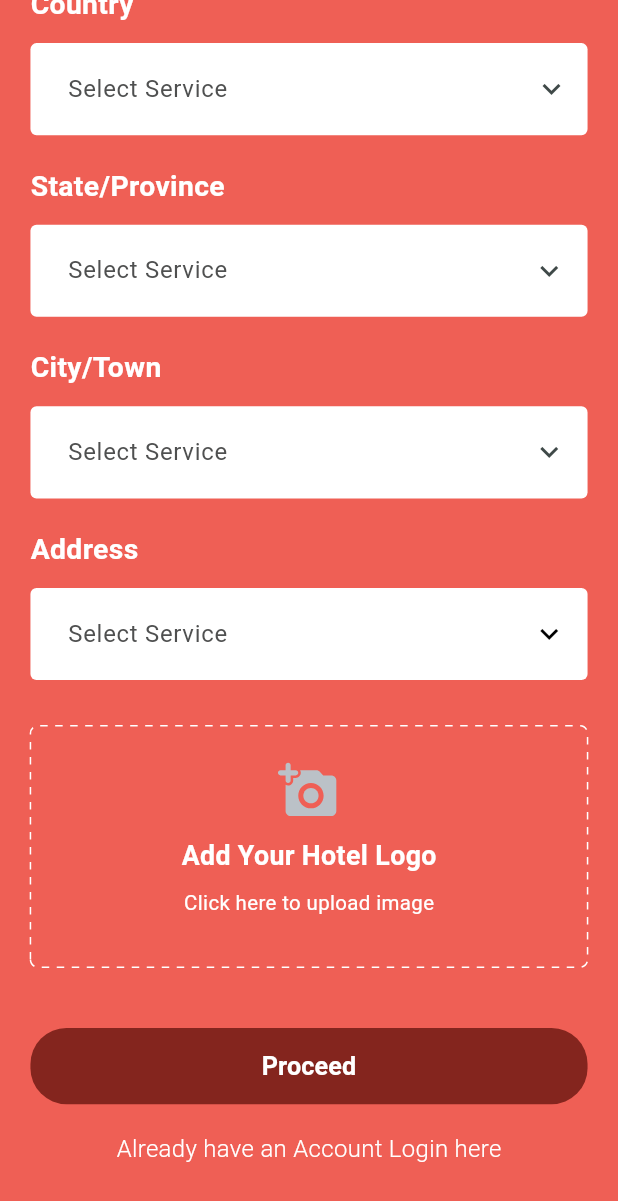
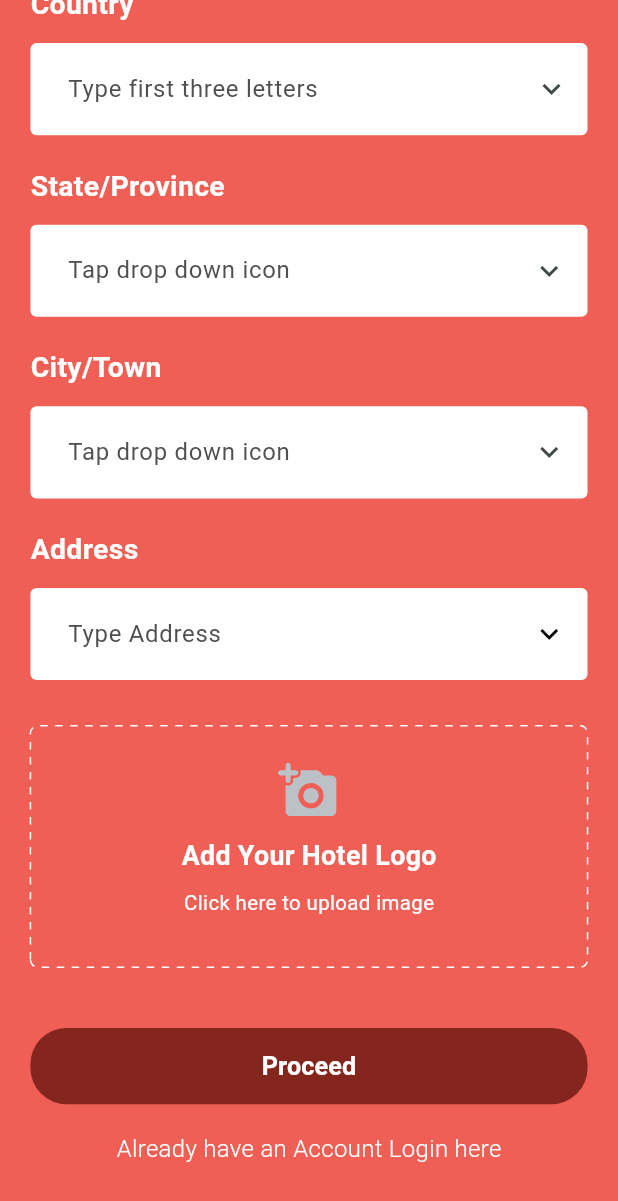
Before and after one commit to Shiido1/roomstatus, a Flutter app: the CreateAccountScreen screen opened by its route, scrolled down 377 dp, on a phone screen of 412 x 824 dp. Shown: the top 1201 px of the screen. Run offline on Flutter 3.47's test engine with Material 3 defaults, Android fonts, the phone set to English and light mode, and no system bars; drawn by our look-alikes of dotted_border; our stand-ins replace another_flushbar, dio, flutter_image_compress, flutter_screenutil, flutter_spinkit, flutter_svg and 13 more; missing offline and left inert: scroll_loop_auto_scroll; accounts and stored records are empty; generated files the repository leaves out were written again; network calls fail.

Commit message:
commit to ben

```diff
--- a/lib/core/connect_end/view_model/sales_view_model.dart
+++ b/lib/core/connect_end/view_model/sales_view_model.dart
@@ -1094,7 +1094,7 @@ class SalesViewModel extends BaseViewModel {
                                 children: [
                                   TextFormWidget(
                                     hint: 'Customer Type',
-                                    label: 'Select Service',
+                                    label: '',
                                     hintColor: AppColor.white,
                                     labelStyle: TextStyle(
                                         fontWeight: FontWeight.w400,
@@ -1169,7 +1169,7 @@ class SalesViewModel extends BaseViewModel {
                                                 children: [
                                                   TextFormWidget(
                                                     hint: 'Select Room',
-                                                    label: 'Select Service',
+                                                    label: '',
                                                     hintColor: AppColor.white,
                                                     labelStyle: TextStyle(
                                                         fontWeight:
@@ -1271,7 +1271,7 @@ class SalesViewModel extends BaseViewModel {
                                           children: [
                                             TextFormWidget(
                                               hint: 'Mode of Payment',
-                                              label: 'Select Service',
+                                              label: '',
                                               hintColor: AppColor.white,
                                               labelStyle: TextStyle(
                                                   fontWeight: FontWeight.w400,
@@ -1358,7 +1358,7 @@ class SalesViewModel extends BaseViewModel {
                                   ),
                                   TextFormWidget(
                                     hint: 'Total Price',
-                                    label: 'Select Service',
+                                    label: '',
                                     hintColor: AppColor.white,
                                     keyboardType: TextInputType.number,
                                     labelStyle: TextStyle(
--- a/lib/ui/screens/authentication/create_account/create_account_screen.dart
+++ b/lib/ui/screens/authentication/create_account/create_account_screen.dart
@@ -126,7 +126,7 @@ class _CreateAccountScreenState extends State<CreateAccountScreen> {
                       ),
                       TextFormWidget(
                         hint: 'Hotel Name',
-                        label: 'Select Service',
+                        label: '',
                         hintColor: AppColor.white,
                         labelStyle: TextStyle(
                             fontWeight: FontWeight.w400,
@@ -142,7 +142,7 @@ class _CreateAccountScreenState extends State<CreateAccountScreen> {
                       ),
                       TextFormWidget(
                         hint: 'Country',
-                        label: 'Select Service',
+                        label: 'Type first three letters',
                         hintColor: AppColor.white,
                         labelStyle: TextStyle(
                             fontWeight: FontWeight.w400,
@@ -270,7 +270,7 @@ class _CreateAccountScreenState extends State<CreateAccountScreen> {
                       ),
                       TextFormWidget(
                         hint: 'State/Province',
-                        label: 'Select Service',
+                        label: 'Tap drop down icon',
                         hintColor: AppColor.white,
                         labelStyle: TextStyle(
                             fontWeight: FontWeight.w400,
@@ -396,7 +396,7 @@ class _CreateAccountScreenState extends State<CreateAccountScreen> {
                       ),
                       TextFormWidget(
                         hint: 'City/Town',
-                        label: 'Select Service',
+                        label: 'Tap drop down icon',
                         hintColor: AppColor.white,
                         labelStyle: TextStyle(
                             fontWeight: FontWeight.w400,
@@ -520,7 +520,7 @@ class _CreateAccountScreenState extends State<CreateAccountScreen> {
                       ),
                       TextFormWidget(
                         hint: 'Address',
-                        label: 'Select Service',
+                        label: 'Type Address',
                         hintColor: AppColor.white,
                         labelStyle: TextStyle(
                             fontWeight: FontWeight.w400,
--- a/lib/ui/screens/authentication/create_account/create_account_second_screen.dart
+++ b/lib/ui/screens/authentication/create_account/create_account_second_screen.dart
@@ -101,7 +101,6 @@ class CreateAccountSecondScreen extends StatelessWidget
                       ),
                       TextFormWidget(
                         hint: 'First Name',
-                        label: 'Select Service',
                         hintColor: AppColor.white,
                         labelStyle: TextStyle(
                             fontWeight: FontWeight.w400,
@@ -117,7 +116,6 @@ class CreateAccountSecondScreen extends StatelessWidget
                       ),
                       TextFormWidget(
                         hint: 'Last Name',
-                        label: 'Select Service',
                         hintColor: AppColor.white,
                         labelStyle: TextStyle(
                             fontWeight: FontWeight.w400,
@@ -133,7 +131,6 @@ class CreateAccountSecondScreen extends StatelessWidget
                       ),
                       TextFormWidget(
                         hint: 'Telephone',
-                        label: 'Select Service',
                         hintColor: AppColor.white,
                         keyboardType: TextInputType.number,
                         labelStyle: TextStyle(
@@ -150,7 +147,6 @@ class CreateAccountSecondScreen extends StatelessWidget
                       ),
                       TextFormWidget(
                         hint: 'Email Address',
-                        label: 'Select Service',
                         hintColor: AppColor.white,
                         labelStyle: TextStyle(
                             fontWeight: FontWeight.w400,
@@ -166,7 +162,6 @@ class CreateAccountSecondScreen extends StatelessWidget
                       ),
                       TextFormWidget(
                           hint: 'Password',
-                          label: 'Select Service',
                           hintColor: AppColor.white,
                           labelStyle: TextStyle(
                               fontWeight: FontWeight.w400,
@@ -187,7 +182,6 @@ class CreateAccountSecondScreen extends StatelessWidget
                       ),
                       TextFormWidget(
                         hint: 'Confirm Password',
-                        label: 'Select Service',
                         hintColor: AppColor.white,
                         labelStyle: TextStyle(
                             fontWeight: FontWeight.w400,
--- a/lib/ui/screens/authentication/login/user_login_screen.dart
+++ b/lib/ui/screens/authentication/login/user_login_screen.dart
@@ -74,7 +74,7 @@ class _UserLoginScreenState extends State<UserLoginScreen> {
                       TextFormWidget(
                         hint: 'Hotel Code',
                         hintColor: AppColor.white,
-                        label: 'Select service',
+                        label: '',
                         labelStyle: TextStyle(
                             fontWeight: FontWeight.w400,
                             fontSize: 15.2.sp,
--- a/lib/ui/screens/dashboard/add_booking/add_booking_screen.dart
+++ b/lib/ui/screens/dashboard/add_booking/add_booking_screen.dart
@@ -234,7 +234,7 @@ class _AddBookingScreenState extends State<AddBookingScreen> {
                             ),
                             TextFormWidget(
                               hint: 'Discount (%)',
-                              label: 'Select Service',
+                              label: '',
                               keyboardType: TextInputType.number,
                               labelStyle: TextStyle(
                                   fontWeight: FontWeight.w400,
@@ -397,7 +397,7 @@ class _AddBookingScreenState extends State<AddBookingScreen> {
                             ),
                             TextFormWidget(
                               hint: 'Amount Paid',
-                              label: 'Select Service',
+                              label: '',
                               labelStyle: TextStyle(
                                   fontWeight: FontWeight.w400,
                                   fontSize: 15.2.sp,
@@ -414,7 +414,7 @@ class _AddBookingScreenState extends State<AddBookingScreen> {
                               children: [
                                 TextFormWidget(
                                   hint: 'Mode of Payment',
-                                  label: 'Select Service',
+                                  label: '',
                                   labelStyle: TextStyle(
                                       fontWeight: FontWeight.w400,
                                       fontSize: 15.2.sp,
--- a/lib/ui/screens/dashboard/add_booking/add_booking_second_screen.dart
+++ b/lib/ui/screens/dashboard/add_booking/add_booking_second_screen.dart
@@ -260,7 +260,7 @@ class _AddBookingSecondScreenState extends State<AddBookingSecondScreen> {
                             ),
                             TextFormWidget(
                               hint: 'First Name',
-                              label: 'Select service',
+                              label: '',
                               labelStyle: TextStyle(
                                   fontWeight: FontWeight.w400,
                                   fontSize: 15.2.sp,
@@ -275,7 +275,7 @@ class _AddBookingSecondScreenState extends State<AddBookingSecondScreen> {
                             ),
                             TextFormWidget(
                               hint: 'Last Name',
-                              label: 'Select service',
+                              label: '',
                               labelStyle: TextStyle(
                                   fontWeight: FontWeight.w400,
                                   fontSize: 15.2.sp,
@@ -290,7 +290,7 @@ class _AddBookingSecondScreenState extends State<AddBookingSecondScreen> {
                             ),
                             TextFormWidget(
                               hint: 'Telephone',
-                              label: 'Select Service',
+                              label: '',
                               labelStyle: TextStyle(
                                   fontWeight: FontWeight.w400,
                                   fontSize: 15.2.sp,
@@ -306,7 +306,7 @@ class _AddBookingSecondScreenState extends State<AddBookingSecondScreen> {
                             ),
                             TextFormWidget(
                               hint: 'Email Address',
-                              label: 'Select Service',
+                              label: '',
                               labelStyle: TextStyle(
                                   fontWeight: FontWeight.w400,
                                   fontSize: 15.2.sp,
@@ -321,7 +321,7 @@ class _AddBookingSecondScreenState extends State<AddBookingSecondScreen> {
                             ),
                             TextFormWidget(
                               hint: 'Customer\'s ID',
-                              label: 'Select Service',
+                              label: '',
                               labelStyle: TextStyle(
                                   fontWeight: FontWeight.w400,
                                   fontSize: 15.2.sp,
@@ -383,7 +383,7 @@ class _AddBookingSecondScreenState extends State<AddBookingSecondScreen> {
                             ),
                             TextFormWidget(
                               hint: 'ID Card Number',
-                              label: 'Select Service',
+                              label: '',
                               labelStyle: TextStyle(
                                   fontWeight: FontWeight.w400,
                                   fontSize: 15.2.sp,
@@ -398,7 +398,7 @@ class _AddBookingSecondScreenState extends State<AddBookingSecondScreen> {
                             ),
                             TextFormWidget(
                               hint: 'Customer\'s Gender',
-                              label: 'Select Service',
+                              label: '',
                               labelStyle: TextStyle(
                                   fontWeight: FontWeight.w400,
                                   fontSize: 15.2.sp,
@@ -459,7 +459,7 @@ class _AddBookingSecondScreenState extends State<AddBookingSecondScreen> {
                             ),
                             TextFormWidget(
                               hint: 'State',
-                              label: 'Select Service',
+                              label: '',
                               labelStyle: TextStyle(
                                   fontWeight: FontWeight.w400,
                                   fontSize: 15.2.sp,
@@ -526,7 +526,7 @@ class _AddBookingSecondScreenState extends State<AddBookingSecondScreen> {
                             ),
                             TextFormWidget(
                               hint: 'City Town',
-                              label: 'Select Service',
+                              label: '',
                               labelStyle: TextStyle(
                                   fontWeight: FontWeight.w400,
                                   fontSize: 15.2.sp,
@@ -599,7 +599,7 @@ class _AddBookingSecondScreenState extends State<AddBookingSecondScreen> {
                             ),
                             TextFormWidget(
                               hint: 'Address',
-                              label: 'Select Service',
+                              label: '',
                               labelStyle: TextStyle(
                                   fontWeight: FontWeight.w400,
                                   fontSize: 15.2.sp,
@@ -614,7 +614,7 @@ class _AddBookingSecondScreenState extends State<AddBookingSecondScreen> {
                             ),
                             TextFormWidget(
                               hint: 'If Credit Customer, select Company',
-                              label: 'Select Service',
+                              label: '',
                               labelStyle: TextStyle(
                                   fontWeight: FontWeight.w400,
                                   fontSize: 15.2.sp,
--- a/lib/ui/screens/dashboard/pos/add_sales/add_sales_screen.dart
+++ b/lib/ui/screens/dashboard/pos/add_sales/add_sales_screen.dart
@@ -256,7 +256,7 @@ class _AddSalesScreenState extends State<AddSalesScreen> {
                             children: [
                               TextFormWidget(
                                 hint: 'Customer Type',
-                                label: 'Select Service',
+                                label: '',
                                 hintColor: AppColor.white,
                                 labelStyle: TextStyle(
                                     fontWeight: FontWeight.w400,
@@ -328,7 +328,7 @@ class _AddSalesScreenState extends State<AddSalesScreen> {
                                               ),
                                               TextFormWidget(
                                                 hint: 'Select Room',
-                                                label: 'Select Service',
+                                                label: '',
                                                 hintColor: AppColor.white,
                                                 labelStyle: TextStyle(
                                                     fontWeight: FontWeight.w400,
@@ -420,7 +420,7 @@ class _AddSalesScreenState extends State<AddSalesScreen> {
                                       children: [
                                         TextFormWidget(
                                           hint: 'Mode of Payment',
-                                          label: 'Select Service',
+                                          label: '',
                                           hintColor: AppColor.white,
                                           labelStyle: TextStyle(
                                               fontWeight: FontWeight.w400,
@@ -498,7 +498,7 @@ class _AddSalesScreenState extends State<AddSalesScreen> {
                               ),
                               TextFormWidget(
                                 hint: 'Discount (%)',
-                                label: 'Select Service',
+                                label: '',
                                 hintColor: AppColor.white,
                                 keyboardType: TextInputType.number,
                                 labelStyle: TextStyle(
--- a/lib/ui/screens/dashboard/report/report_payment_screen.dart
+++ b/lib/ui/screens/dashboard/report/report_payment_screen.dart
@@ -105,7 +105,7 @@ class ReportPaymentScreen extends StatelessWidget {
                       ),
                       TextFormWidget(
                         hint: 'Amount',
-                        label: 'Select Service',
+                        label: '',
                         hintColor: AppColor.white,
                         labelStyle: TextStyle(
                             fontWeight: FontWeight.w400,
--- a/lib/ui/screens/dashboard/report/report_revenue_screen.dart
+++ b/lib/ui/screens/dashboard/report/report_revenue_screen.dart
@@ -154,7 +154,7 @@ class _ReportRevenueState extends State<ReportRevenue> {
                         //         children: [
                         //           TextFormWidget(
                         //             hint: 'Hall',
-                        //             label: 'Select Service',
+                        //             label: '',
                         //             hintColor: AppColor.white,
                         //             labelStyle: TextStyle(
                         //                 fontWeight: FontWeight.w400,
@@ -240,7 +240,7 @@ class _ReportRevenueState extends State<ReportRevenue> {
                                   children: [
                                     TextFormWidget(
                                         hint: 'Sales',
-                                        label: 'Select Service',
+                                        label: '',
                                         hintColor: AppColor.white,
                                         labelStyle: TextStyle(
                                             fontWeight: FontWeight.w400,
@@ -518,7 +518,7 @@ class _ReportRevenueState extends State<ReportRevenue> {
                                 : Column(children: [
                                     TextFormWidget(
                                         hint: 'Room',
-                                        label: 'Select Service',
+                                        label: '',
                                         hintColor: AppColor.white,
                                         labelStyle: TextStyle(
                                             fontWeight: FontWeight.w400,
--- a/lib/ui/screens/dashboard/tab_widget/widgets/show_bottom_modal.dart
+++ b/lib/ui/screens/dashboard/tab_widget/widgets/show_bottom_modal.dart
@@ -217,7 +217,7 @@ void displayEditModalBottomSheet({BuildContext? context, String? code}) {
                                 ),
                                 TextFormWidget(
                                   hint: 'Discount (%)',
-                                  label: 'Select Service',
+                                  label: '',
                                   hintColor: AppColor.white,
                                   keyboardType: TextInputType.number,
                                   labelStyle: TextStyle(
@@ -234,7 +234,7 @@ void displayEditModalBottomSheet({BuildContext? context, String? code}) {
                                 ),
                                 TextFormWidget(
                                   hint: 'Amount Paid',
-                                  label: 'Select Service',
+                                  label: '',
                                   hintColor: AppColor.white,
                                   keyboardType: TextInputType.number,
                                   labelStyle: TextStyle(
@@ -260,7 +260,7 @@ void displayEditModalBottomSheet({BuildContext? context, String? code}) {
                                         children: [
                                           TextFormWidget(
                                             hint: 'Mode of Payment',
-                                            label: 'Select Service',
+                                            label: '',
                                             hintColor: AppColor.white,
                                             labelStyle: TextStyle(
                                                 fontWeight: FontWeight.w400,
```
